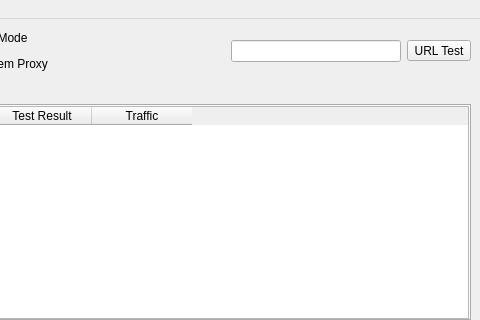
The window that ui/mainwindow.ui (r3t4rd/nekoray) describes before a commit, drawn with Qt 5; both pictures show x 320 to 800 and y 0 to 320 of the 800 by 600 pixel window.
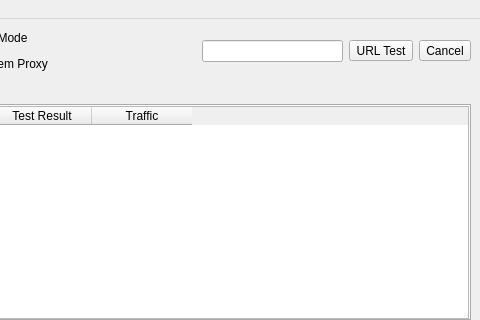
The same window after the commit. Icons and pictures are not drawn. Custom widgets are drawn as their Qt base class.

Commit message: cancel btn + fixed block/dns outbonds errors and deprecated routes

```diff
--- a/ui/mainwindow.ui
+++ b/ui/mainwindow.ui
@@ -172,6 +172,19 @@
         </property>
        </widget>
       </item>
+      <item>
+       <widget class="QToolButton" name="toolButton_cancel_action">
+        <property name="text">
+         <string>Cancel</string>
+        </property>
+        <property name="toolTip">
+         <string>Cancel last start/stop/test action</string>
+        </property>
+        <property name="toolButtonStyle">
+         <enum>Qt::ToolButtonTextUnderIcon</enum>
+        </property>
+       </widget>
+      </item>
      </layout>
     </item>
     <item>
```
The commit also changes 6 other files.
